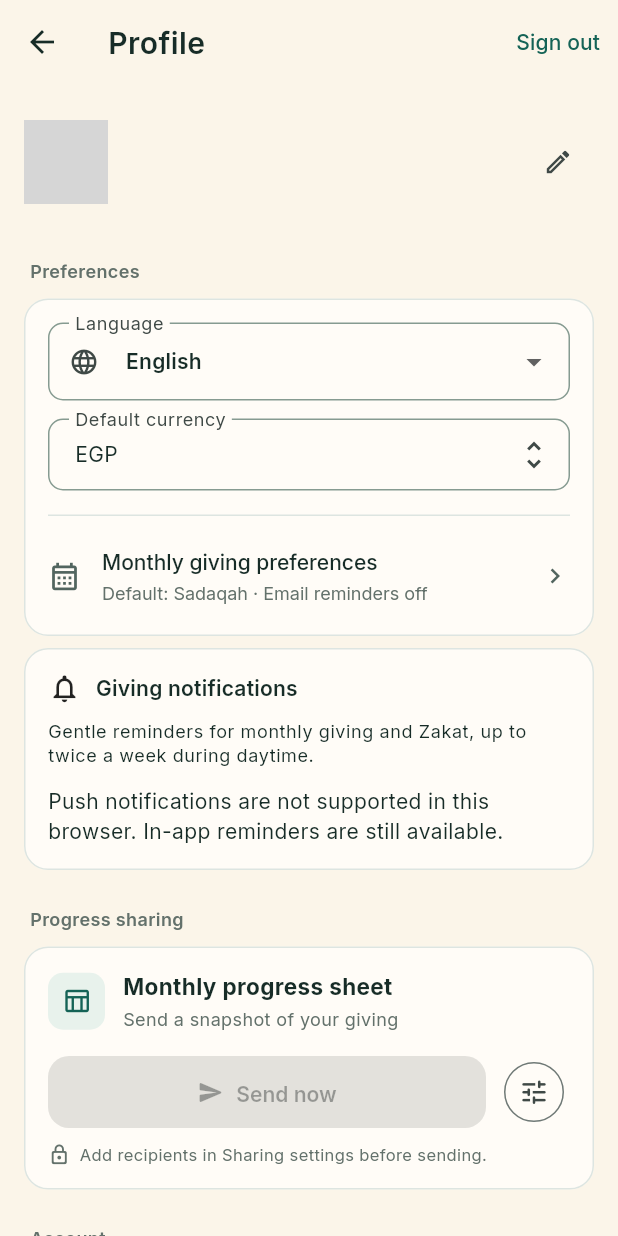
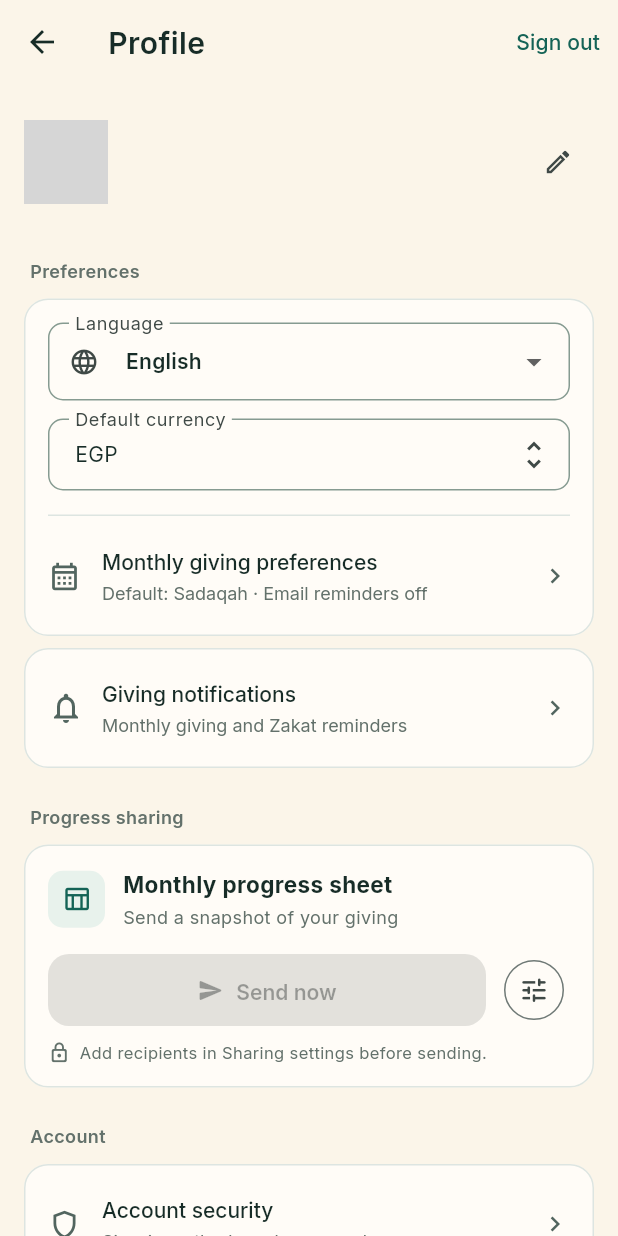
Before and after one commit to ebnramadan/ZakatApp, a Flutter app: the ProfileScreen screen opened directly, on a phone screen of 412 x 824 dp. Run offline on Flutter 3.47's test engine with Material 3 defaults, Android fonts, the phone set to English and light mode, and no system bars; our stand-ins replace cached_network_image, cloud_firestore, firebase_auth, firebase_core, google_sign_in, hijri and 2 more; missing offline and left inert: dart:html, dart:js_util; accounts and stored records are empty; network calls fail; grey boxes are pictures that could not be loaded.

Commit message:
Keep notification settings compact and guard delayed account-session updates

```diff
--- a/lib/core/localization/arabic.dart
+++ b/lib/core/localization/arabic.dart
@@ -839,5 +839,7 @@ const Map<String, String> arabic = {
   "Notifications are blocked. Allow them in your browser or iPhone notification settings.":
       "الإشعارات مقفولة. اسمح بيها من إعدادات المتصفح أو إشعارات الآيفون.",
   "Could not update notifications. Check your connection and retry.":
-      "ما قدرناش نحدّث الإشعارات. اتأكد من الاتصال وجرّب تاني."
+      "ما قدرناش نحدّث الإشعارات. اتأكد من الاتصال وجرّب تاني.",
+  "Monthly giving and Zakat reminders": "تذكيرات الشهريات والزكاة",
+  "Refresh notification status": "تحديث حالة الإشعارات"
 };
--- a/lib/core/services/push_service.dart
+++ b/lib/core/services/push_service.dart
@@ -1,5 +1,6 @@
 import 'dart:convert';
 import 'package:cloud_firestore/cloud_firestore.dart';
+import 'package:firebase_auth/firebase_auth.dart';
 import 'package:crypto/crypto.dart';
 import 'package:flutter/foundation.dart';
 import '../platform/push_platform.dart' as platform;
@@ -50,6 +51,9 @@ class PushService {
         'createdAt': old.data()?['createdAt'] ?? now,
         'updatedAt': now
       }).timeout(const Duration(seconds: 10));
+      if (FirebaseAuth.instance.currentUser?.uid != uid) {
+        throw StateError('The signed-in account changed.');
+      }
       final confirmed = await platform.syncPushSession(uid, preferences: {
         'enabled': true,
         'monthly': monthly,
@@ -60,7 +64,9 @@ class PushService {
         throw StateError('The notification session was not confirmed.');
       }
     } catch (_) {
-      await platform.syncPushSession(uid, preferences: {'enabled': false});
+      if (FirebaseAuth.instance.currentUser?.uid == uid) {
+        await platform.syncPushSession(uid, preferences: {'enabled': false});
+      }
       rethrow;
     }
   }
@@ -87,7 +93,15 @@ class PushService {
     } catch (_) {}
   }
 
-  static Future<void> syncSession(String? uid) => platform.syncPushSession(uid);
+  static Future<void> syncSession(String? uid) async {
+    final confirmed = await platform.syncPushSession(uid);
+    if (!confirmed) {
+      try {
+        await platform.unsubscribePush();
+      } catch (_) {}
+    }
+  }
+
   Future<void> showTest(String title, String body) =>
       platform.showPushTest(title, body);
 }
--- a/lib/ui/auth/profile_screen.dart
+++ b/lib/ui/auth/profile_screen.dart
@@ -175,7 +175,20 @@ class _ProfileScreenState extends State<ProfileScreen> {
                     isScrollControlled: true,
                     builder: (_) => const MonthlySettings())),
           ])),
-          const PushReminderCard(),
+          Card(
+              child: ListTile(
+                  leading: const Icon(Icons.notifications_outlined),
+                  title: Text(l(context, 'Giving notifications')),
+                  subtitle:
+                      Text(l(context, 'Monthly giving and Zakat reminders')),
+                  trailing: const Icon(Icons.chevron_right, size: 20),
+                  onTap: () => Navigator.of(context).push(MaterialPageRoute(
+                      builder: (_) => Scaffold(
+                          appBar: AppBar(
+                              title: Text(l(context, 'Giving notifications'))),
+                          body: ListView(
+                              padding: const EdgeInsets.all(16),
+                              children: const [PushReminderCard()])))))),
           _groupLabel(context, 'Progress sharing'),
           const SharingSettingsCard(),
           _groupLabel(context, 'Account'),
```
Also changed, not shown: lib/ui/notifications/push_reminder_card.dart (+10 -1 lines), assets/translations/ar.json, 3 other files.
